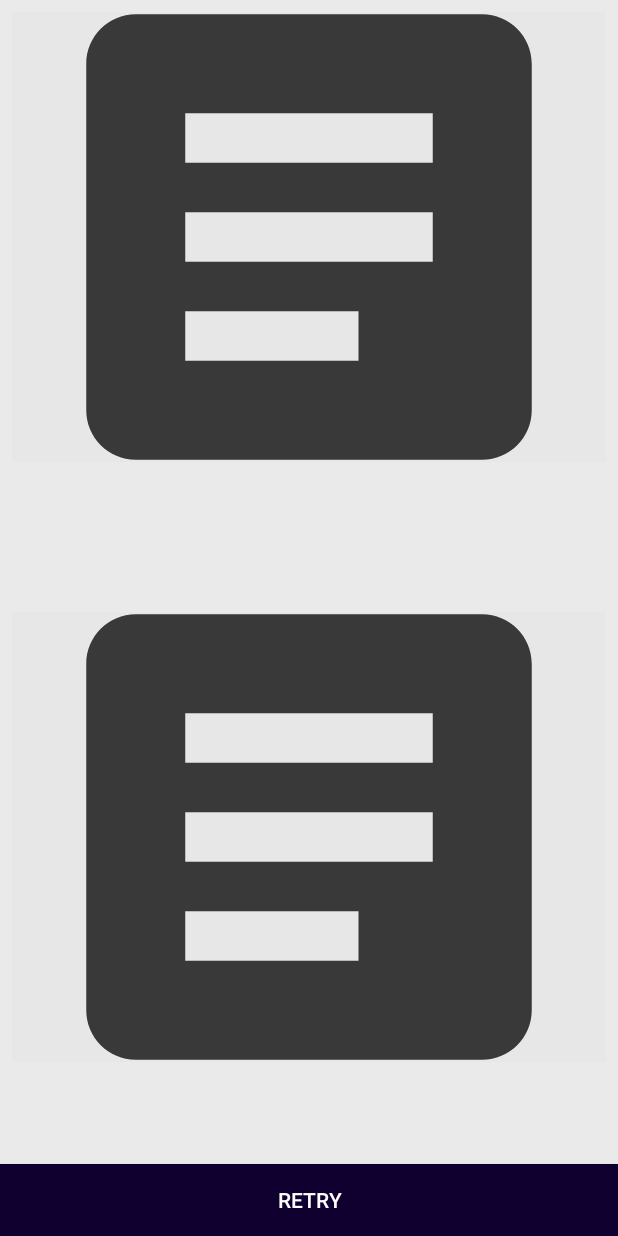
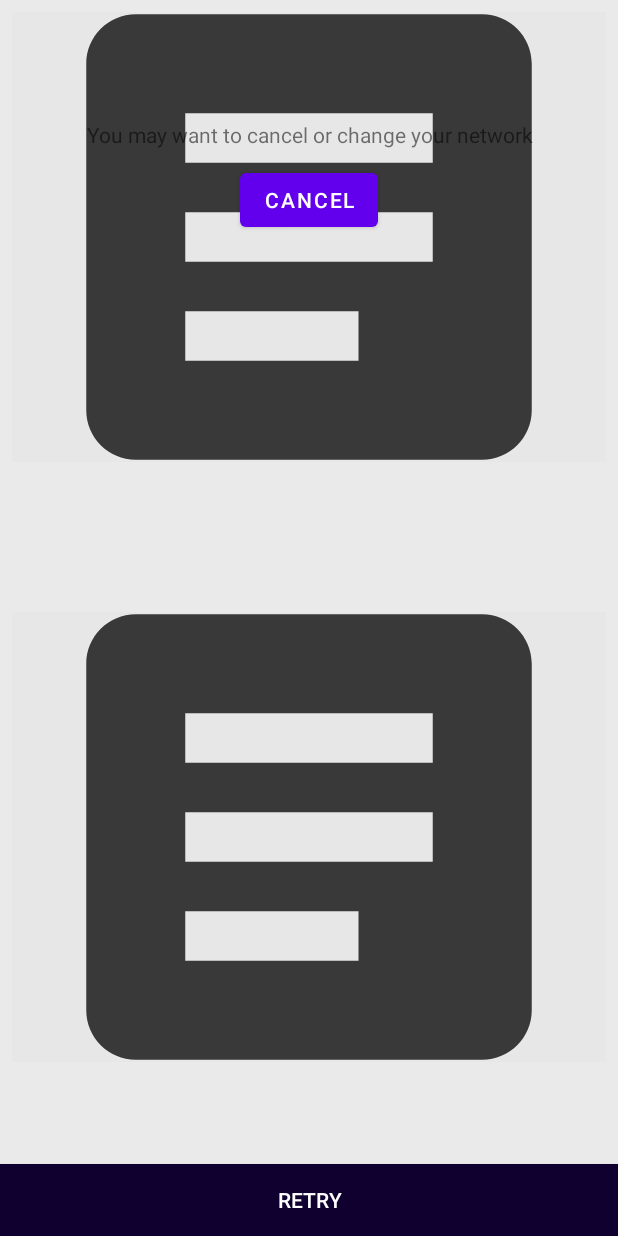
Before and after one commit to secondstriker/cleanAndroidProject, an Android app: the layout activity_main.xml on its own in the app's theme, with its tools: preview values and no code run, on a phone screen of 412 x 824 dp. Run offline under Robolectric (Android 15) with nearby library versions, the phone set to English and light mode, and no system bars; plain views replace ElasticView, MaterialProgressBar.

Commit message:
long loading ui and swipe refresh ui implemented.

```diff
--- a/app/src/main/java/com/codewithmohsen/lastnews/utils/BindingAdapters.kt
+++ b/app/src/main/java/com/codewithmohsen/lastnews/utils/BindingAdapters.kt
@@ -11,13 +11,6 @@ import com.codewithmohsen.lastnews.repository.Status
 object BindingAdapters {
 
     @JvmStatic
-    @BindingAdapter("app:refreshIfLoading")
-    fun refreshIfLoading(swipeRefreshLayout: SwipeRefreshLayout, status: Status?) {
-        swipeRefreshLayout.isRefreshing = (status == Status.LOADING ||
-                status == Status.LONG_LOADING)
-    }
-
-    @JvmStatic
     @BindingAdapter(value = ["imageUrl", "placeHolder", "imageRequestListener"], requireAll = false)
     fun bindImage(imageView: ImageView, url: String?, placeHolder: Drawable?, listener: RequestListener<Drawable?>?) {
         Glide.with(imageView).load(url)
--- a/app/src/main/java/com/codewithmohsen/lastnews/view/EndlessRecyclerOnScrollListener.kt
+++ b/app/src/main/java/com/codewithmohsen/lastnews/view/EndlessRecyclerOnScrollListener.kt
@@ -2,7 +2,6 @@ package com.codewithmohsen.lastnews.view
 
 import androidx.recyclerview.widget.LinearLayoutManager
 import androidx.recyclerview.widget.RecyclerView
-import timber.log.Timber
 
 
 abstract class EndlessRecyclerOnScrollListener(
@@ -20,14 +19,12 @@ abstract class EndlessRecyclerOnScrollListener(
         visibleItemCount = recyclerView.childCount
         totalItemCount = layoutManager.itemCount
         firstVisibleItem = (layoutManager as LinearLayoutManager).findFirstVisibleItemPosition()
-        Timber.d("beforeLoading $loading $totalItemCount $previousTotal")
         if (loading) {
             if (totalItemCount > previousTotal || previousTotal > totalItemCount) {
                 loading = false
                 previousTotal = totalItemCount
             }
         }
-        Timber.d("afterLoading $loading $totalItemCount $previousTotal")
         if (!loading && totalItemCount - visibleItemCount <= firstVisibleItem + visibleThreshold) {
             onLoadMore()
             loading = true
--- a/app/src/main/java/com/codewithmohsen/lastnews/view/MainActivity.kt
+++ b/app/src/main/java/com/codewithmohsen/lastnews/view/MainActivity.kt
@@ -21,6 +21,7 @@ import com.codewithmohsen.lastnews.binding.ActivityDataBindingComponent
 import com.codewithmohsen.lastnews.databinding.ActivityMainBinding
 import com.codewithmohsen.lastnews.databinding.BottomSheetSelectCategoryBinding
 import com.codewithmohsen.lastnews.models.Category
+import com.codewithmohsen.lastnews.repository.Status
 import com.codewithmohsen.lastnews.vm.NewsListViewModel
 import com.google.android.material.bottomsheet.BottomSheetDialogFragment
 import kotlinx.coroutines.flow.collect
@@ -56,6 +57,9 @@ class MainActivity : AppCompatActivity() {
                 viewModel.getNewsAsFlow().collect { resource ->
                     adapter.submitList(resource.data)
                     binding.status = resource.status
+                    if(binding.swipeRefresh.isRefreshing)
+                        binding.swipeRefresh.isRefreshing = Status.LOADING == resource.status
+                            || Status.LONG_LOADING == resource.status
                 }
             }
         }
@@ -69,6 +73,14 @@ class MainActivity : AppCompatActivity() {
                 viewModel.fetchMoreNews()
             }
         })
+
+        binding.cancelContainer.cancelButton.setOnClickListener {
+            viewModel.cancel()
+        }
+
+        binding.swipeRefresh.setOnRefreshListener {
+            viewModel.refresh()
+        }
     }
 
     override fun onCreateOptionsMenu(menu: Menu): Boolean {
--- a/app/src/main/res/layout/activity_main.xml
+++ b/app/src/main/res/layout/activity_main.xml
@@ -24,6 +24,16 @@
         android:layout_height="match_parent"
         android:background="@color/backgroundColor">
 
+        <androidx.swiperefreshlayout.widget.SwipeRefreshLayout
+            android:id="@+id/swipeRefresh"
+            android:layout_width="match_parent"
+            android:layout_height="0dp"
+            android:clipToPadding="false"
+            app:layout_constraintBottom_toBottomOf="parent"
+            app:layout_constraintEnd_toEndOf="parent"
+            app:layout_constraintStart_toStartOf="parent"
+            app:layout_constraintTop_toTopOf="parent">
+
             <androidx.recyclerview.widget.RecyclerView
                 android:id="@+id/item_list"
                 android:layout_width="0dp"
@@ -33,6 +43,18 @@
                 app:layout_constraintStart_toStartOf="parent"
                 app:layout_constraintTop_toTopOf="parent"
                 tools:listitem="@layout/news_item" />
+        </androidx.swiperefreshlayout.widget.SwipeRefreshLayout>
+
+        <include
+            android:id="@+id/cancelContainer"
+            layout="@layout/long_loading_cancel"
+            android:layout_width="match_parent"
+            android:layout_height="wrap_content"
+            android:layout_marginTop="80dp"
+            android:visibility="@{status == Status.LONG_LOADING ? View.VISIBLE : View.GONE}"
+            app:layout_constraintStart_toStartOf="parent"
+            app:layout_constraintTop_toTopOf="parent"
+            app:status="@{status}" />
 
 
         <me.zhanghai.android.materialprogressbar.MaterialProgressBar
--- /dev/null
+++ b/app/src/main/res/layout/long_loading_cancel.xml
@@ -0,0 +1,41 @@
+<?xml version="1.0" encoding="utf-8"?>
+<layout>
+
+    <data>
+
+        <import type="com.codewithmohsen.lastnews.repository.Status" />
+
+        <import type="android.view.View" />
+
+        <variable
+            name="status"
+            type="com.codewithmohsen.lastnews.repository.Status" />
+
+    </data>
+
+
+    <LinearLayout xmlns:android="http://schemas.android.com/apk/res/android"
+        android:layout_width="match_parent"
+        android:layout_height="wrap_content"
+        android:orientation="vertical"
+        android:visibility="@{status == Status.LONG_LOADING ? View.VISIBLE : View.GONE}">
+
+        <TextView
+            android:layout_width="match_parent"
+            android:layout_height="wrap_content"
+            android:text="@string/you_may_want_to_cancel_or_change_your_network"
+            android:textAlignment="center" />
+
+        <com.google.android.material.button.MaterialButton
+            android:id="@+id/cancelButton"
+            android:layout_width="wrap_content"
+            android:layout_height="wrap_content"
+            android:layout_gravity="center_horizontal"
+            android:layout_marginStart="0dp"
+            android:layout_marginTop="10dp"
+            android:layout_marginEnd="0dp"
+            android:text="@string/cancel" />
+
+    </LinearLayout>
+
+</layout>
--- a/app/src/main/res/values/strings.xml
+++ b/app/src/main/res/values/strings.xml
@@ -12,4 +12,6 @@
     <string name="science">Science</string>
     <string name="sports">Sports</string>
     <string name="technology">Technology</string>
+    <string name="you_may_want_to_cancel_or_change_your_network">You may want to cancel or change your network</string>
+    <string name="cancel">Cancel</string>
 </resources>
```
Lines whose indentation alone changed are shown as unchanged.
